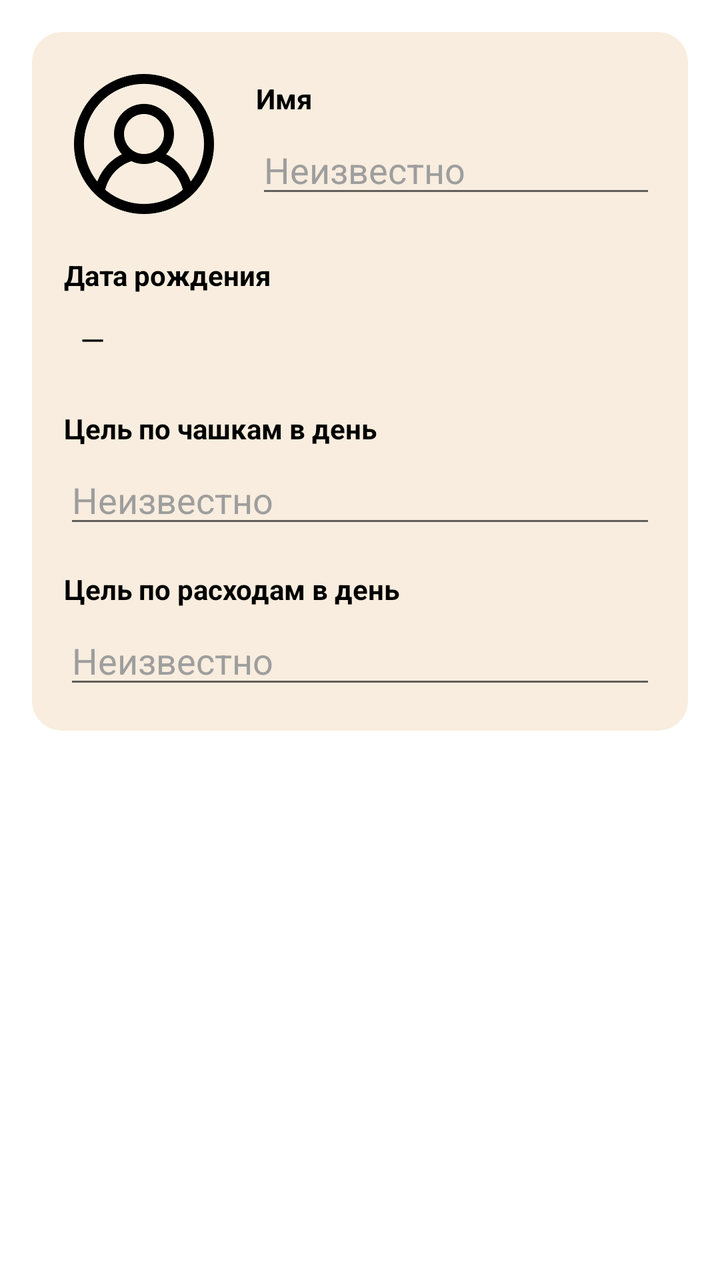
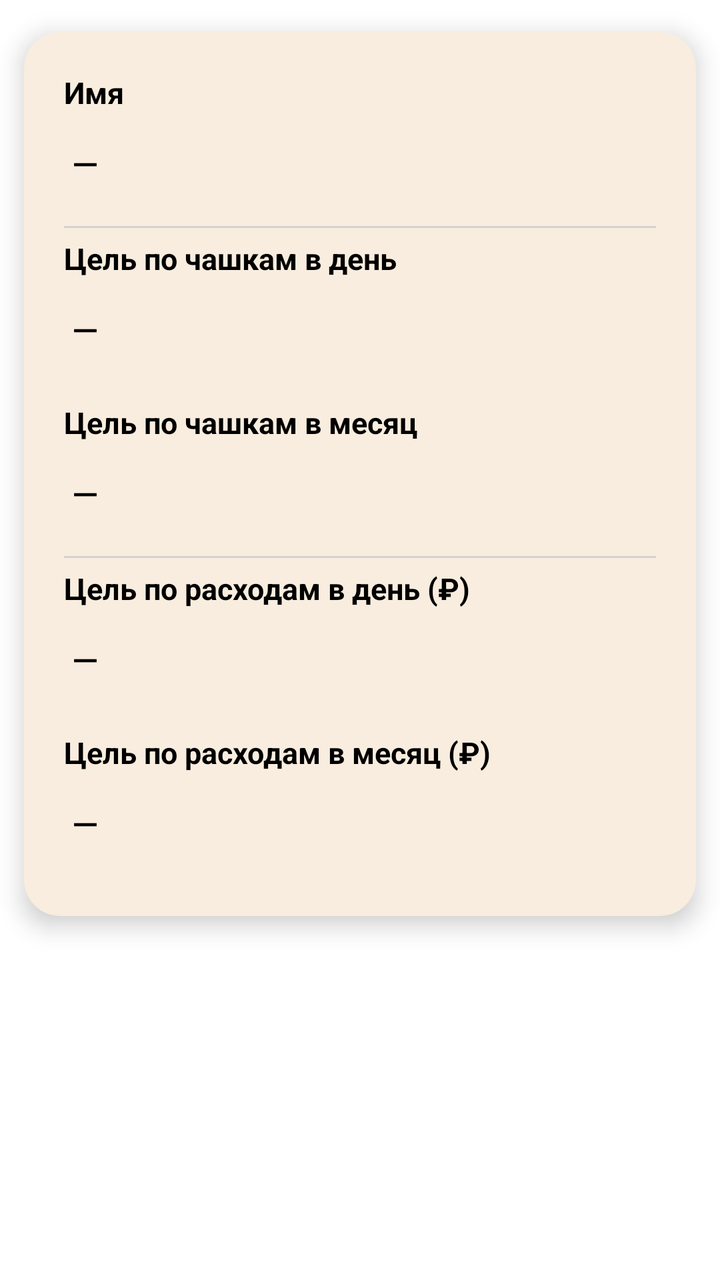

The first picture is an Android layout as it rendered before a commit; the second is the same layout after the commit. The layout source and the unified diff follow.
<!-- AndroidManifest.xml: application theme Theme.Coffies -->
<!-- res/layout/fragment_settings.xml -->
<?xml version="1.0" encoding="utf-8"?>
<ScrollView xmlns:android="http://schemas.android.com/apk/res/android"
    android:layout_width="match_parent"
    android:layout_height="match_parent"
    android:background="@color/white"
    android:padding="16dp">

    <LinearLayout
        android:orientation="vertical"
        android:background="@drawable/rounded_corners"
        android:layout_width="match_parent"
        android:layout_height="wrap_content"
        android:padding="16dp">

        
        <LinearLayout
            android:orientation="horizontal"
            android:layout_width="match_parent"
            android:layout_height="wrap_content"
            android:gravity="center_vertical">

            <ImageView
                android:id="@+id/avatar_image"
                android:layout_width="80dp"
                android:layout_height="80dp"
                android:importantForAccessibility="no"
                android:src="@drawable/ic_avatar_placeholder"
                android:background="@drawable/rounded_corners"
                android:scaleType="centerCrop"
                android:clickable="true"
                android:focusable="true"
                android:layout_marginEnd="16dp" />

            <LinearLayout
                android:orientation="vertical"
                android:layout_width="0dp"
                android:layout_height="wrap_content"
                android:layout_weight="1">

                <TextView
                    android:layout_width="wrap_content"
                    android:layout_height="wrap_content"
                    android:text="Имя"
                    android:textColor="@color/black"
                    android:textStyle="bold"
                    android:textSize="14sp"
                    android:layout_marginBottom="4dp"/>

                <EditText
                    android:id="@+id/name_edit"
                    android:layout_width="match_parent"
                    android:layout_height="wrap_content"
                    android:hint="@string/no_data"
                    android:inputType="textPersonName"
                    android:textColor="@color/black"
                    android:textColorHint="@color/gray" />
            </LinearLayout>
        </LinearLayout>

        
        <TextView
            android:layout_width="wrap_content"
            android:layout_height="wrap_content"
            android:text="Дата рождения"
            android:textColor="@color/black"
            android:textStyle="bold"
            android:textSize="14sp"
            android:layout_marginTop="16dp"
            android:layout_marginBottom="4dp"/>

        <TextView
            android:id="@+id/age_value"
            android:layout_width="wrap_content"
            android:layout_height="wrap_content"
            android:text="—"
            android:textColor="@color/black"
            android:textSize="16sp"
            android:background="?android:attr/selectableItemBackground"
            android:padding="8dp"
            android:clickable="true" />

        
        <TextView
            android:layout_width="wrap_content"
            android:layout_height="wrap_content"
            android:text="Цель по чашкам в день"
            android:textColor="@color/black"
            android:textStyle="bold"
            android:textSize="14sp"
            android:layout_marginTop="16dp"
            android:layout_marginBottom="4dp"/>

        <EditText
            android:id="@+id/cup_goal_edit"
            android:layout_width="match_parent"
            android:layout_height="wrap_content"
            android:hint="@string/no_data"
            android:inputType="number"
            android:textColor="@color/black"
            android:textColorHint="@color/gray" />

        
        <TextView
            android:layout_width="wrap_content"
            android:layout_height="wrap_content"
            android:text="Цель по расходам в день"
            android:textColor="@color/black"
            android:textStyle="bold"
            android:textSize="14sp"
            android:layout_marginTop="16dp"
            android:layout_marginBottom="4dp"/>

        <EditText
            android:id="@+id/spend_goal_edit"
            android:layout_width="match_parent"
            android:layout_height="wrap_content"
            android:hint="@string/no_data"
            android:inputType="numberDecimal"
            android:textColor="@color/black"
            android:textColorHint="@color/gray" />

        <Button
            android:id="@+id/save_button"
            android:layout_width="match_parent"
            android:layout_height="wrap_content"
            android:text="Сохранить"
            android:layout_marginTop="24dp"
            android:backgroundTint="@color/dark_beige"
            android:textColor="@color/brown"
            android:visibility="gone" />

    </LinearLayout>
</ScrollView>
<!-- resources referenced by this layout -->
<resources>
  <color name="black">#FF000000</color>
  <color name="brown">#3E2723</color>
  <color name="dark_beige">#DDB892</color>
  <color name="gray">#9E9E9E</color>
  <color name="white">#FFFFFFFF</color>
  <!-- drawable ic_avatar_placeholder: png bitmap (drawable, 17819 bytes) -->
  <!-- drawable rounded_corners (drawable) -->
  <?xml version="1.0" encoding="utf-8"?>
  <shape xmlns:android="http://schemas.android.com/apk/res/android"
      android:shape="rectangle">
      <corners android:radius="15dp" />
      <solid android:color="@color/light_beige" />
  </shape>
  <string name="no_data">Неизвестно</string>
  <style name="Theme.Coffies" parent="Theme.MaterialComponents.Light">
          <item name="colorPrimary">@color/white</item>
          <item name="colorPrimaryVariant">@color/light_beige</item>
          <item name="colorOnSurface">@color/brown</item>
          <item name="colorAccent">@color/dark_beige</item>
  
          <item name="android:windowBackground">@color/white</item>
          <item name="android:statusBarColor">@color/white</item>
          <item name="android:windowLightStatusBar">true</item>
          <item name="android:navigationBarColor">@color/brown</item>
          <item name="android:windowLightNavigationBar">true</item>
  
      </style>
  <color name="light_beige">#F8EDDE</color>
</resources>

<!-- the commit's change to res/layout/fragment_settings.xml (unified diff, before → after) -->
@@ -1,133 +1,277 @@
 <?xml version="1.0" encoding="utf-8"?>
-<ScrollView xmlns:android="http://schemas.android.com/apk/res/android"
+<androidx.core.widget.NestedScrollView xmlns:android="http://schemas.android.com/apk/res/android"
+    xmlns:app="http://schemas.android.com/apk/res-auto"
     android:layout_width="match_parent"
     android:layout_height="match_parent"
     android:background="@color/white"
-    android:padding="16dp">
+    android:paddingTop="16dp"
+    android:paddingBottom="16dp"
+    android:clipToPadding="false"
+    android:clipChildren="false">
 
     <LinearLayout
-        android:orientation="vertical"
-        android:background="@drawable/rounded_corners"
         android:layout_width="match_parent"
         android:layout_height="wrap_content"
-        android:padding="16dp">
-
-        
-        <LinearLayout
-            android:orientation="horizontal"
+        android:orientation="vertical"
+        android:gravity="center_horizontal">
+
+        <androidx.cardview.widget.CardView
             android:layout_width="match_parent"
             android:layout_height="wrap_content"
-            android:gravity="center_vertical">
-
-            <ImageView
-                android:id="@+id/avatar_image"
-                android:layout_width="80dp"
-                android:layout_height="80dp"
-                android:importantForAccessibility="no"
-                android:src="@drawable/ic_avatar_placeholder"
-                android:background="@drawable/rounded_corners"
-                android:scaleType="centerCrop"
-                android:clickable="true"
-                android:focusable="true"
-                android:layout_marginEnd="16dp" />
+            android:layout_marginHorizontal="12dp"
+            android:layout_marginBottom="16dp"
+            app:cardCornerRadius="18dp"
+            app:cardElevation="7dp"
+            app:cardBackgroundColor="@color/light_beige">
 
             <LinearLayout
+                android:id="@+id/content_container"
                 android:orientation="vertical"
-                android:layout_width="0dp"
+                android:layout_width="match_parent"
                 android:layout_height="wrap_content"
-                android:layout_weight="1">
-
-                <TextView
-                    android:layout_width="wrap_content"
-                    android:layout_height="wrap_content"
-                    android:text="Имя"
-                    android:textColor="@color/black"
-                    android:textStyle="bold"
-                    android:textSize="14sp"
-                    android:layout_marginBottom="4dp"/>
+                android:padding="20dp">
+
+                
+                <TextView
+                    android:layout_width="wrap_content"
+                    android:layout_height="wrap_content"
+                    android:text="@string/name_label"
+                    android:textColor="@color/black"
+                    android:textStyle="bold"
+                    android:textSize="15sp"
+                    android:layout_marginBottom="4dp"/>
+
+                <TextView
+                    android:id="@+id/name_text"
+                    android:layout_width="match_parent"
+                    android:layout_height="wrap_content"
+                    android:text="—"
+                    android:textColor="@color/black"
+                    android:textSize="17sp"
+                    android:background="@android:color/transparent"
+                    android:paddingTop="10dp"
+                    android:paddingBottom="10dp"
+                    android:paddingLeft="4dp"
+                    android:paddingRight="4dp"
+                    android:layout_marginBottom="4dp"
+                    android:visibility="visible"
+                    android:gravity="start"
+                    android:fontFamily="sans-serif-medium"
+                    android:drawableBottom="@drawable/field_underline" />
 
                 <EditText
                     android:id="@+id/name_edit"
                     android:layout_width="match_parent"
-                    android:layout_height="wrap_content"
-                    android:hint="@string/no_data"
-                    android:inputType="textPersonName"
-                    android:textColor="@color/black"
-                    android:textColorHint="@color/gray" />
+                    android:layout_height="35dp"
+                    android:hint="Введите имя"
+                    android:inputType="textPersonName|textCapSentences"
+                    android:textColor="@color/black"
+                    android:textColorHint="@color/gray"
+                    android:background="@drawable/rounded_corners_white_background"
+                    android:paddingStart="12dp"
+                    android:paddingEnd="12dp"
+                    android:layout_marginBottom="10dp"
+                    android:visibility="gone"
+                    android:maxLength="20" />
+
+                
+                <View
+                    android:layout_width="match_parent"
+                    android:layout_height="1dp"
+                    android:background="@color/light_gray"
+                    android:layout_marginTop="5dp"
+                    android:layout_marginBottom="5dp" />
+
+                
+                <TextView
+                    android:layout_width="wrap_content"
+                    android:layout_height="wrap_content"
+                    android:text="Цель по чашкам в день"
+                    android:textColor="@color/black"
+                    android:textStyle="bold"
+                    android:textSize="15sp"
+                    android:layout_marginBottom="4dp"/>
+                <TextView
+                    android:id="@+id/cup_goal_text"
+                    android:layout_width="match_parent"
+                    android:layout_height="wrap_content"
+                    android:text="—"
+                    android:textColor="@color/black"
+                    android:textSize="17sp"
+                    android:background="@android:color/transparent"
+                    android:paddingTop="10dp"
+                    android:paddingBottom="10dp"
+                    android:paddingLeft="4dp"
+                    android:paddingRight="4dp"
+                    android:layout_marginBottom="4dp"
+                    android:visibility="visible"
+                    android:gravity="start"
+                    android:fontFamily="sans-serif-medium"
+                    android:drawableBottom="@drawable/field_underline" />
+                <EditText
+                    android:id="@+id/cup_goal_edit"
+                    android:layout_width="match_parent"
+                    android:layout_height="35dp"
+                    android:hint="Введите количество"
+                    android:inputType="number"
+                    android:textColor="@color/black"
+                    android:textColorHint="@color/gray"
+                    android:background="@drawable/rounded_corners_white_background"
+                    android:paddingStart="12dp"
+                    android:paddingEnd="12dp"
+                    android:layout_marginBottom="10dp"
+                    android:visibility="gone"
+                    android:maxLength="2"/>
+
+                <TextView
+                    android:layout_width="wrap_content"
+                    android:layout_height="wrap_content"
+                    android:text="Цель по чашкам в месяц"
+                    android:textColor="@color/black"
+                    android:textStyle="bold"
+                    android:textSize="15sp"
+                    android:layout_marginTop="10dp"
+                    android:layout_marginBottom="4dp"/>
+                <TextView
+                    android:id="@+id/monthly_cup_goal_text"
+                    android:layout_width="match_parent"
+                    android:layout_height="wrap_content"
+                    android:text="—"
+                    android:textColor="@color/black"
+                    android:textSize="17sp"
+                    android:background="@android:color/transparent"
+                    android:paddingTop="10dp"
+                    android:paddingBottom="10dp"
+                    android:paddingLeft="4dp"
+                    android:paddingRight="4dp"
+                    android:layout_marginBottom="4dp"
+                    android:visibility="visible"
+                    android:gravity="start"
+                    android:fontFamily="sans-serif-medium"
+                    android:drawableBottom="@drawable/field_underline" />
+                <EditText
+                    android:id="@+id/monthly_cup_goal_edit"
+                    android:layout_width="match_parent"
+                    android:layout_height="35dp"
+                    android:hint="Введите количество"
+                    android:inputType="number"
+                    android:textColor="@color/black"
+                    android:textColorHint="@color/gray"
+                    android:background="@drawable/rounded_corners_white_background"
+                    android:paddingStart="12dp"
+                    android:paddingEnd="12dp"
+                    android:layout_marginBottom="10dp"
+                    android:visibility="gone"
+                    android:maxLength="3"/>
+
+                
+                <View
+                    android:layout_width="match_parent"
+                    android:layout_height="1dp"
+                    android:background="@color/light_gray"
+                    android:layout_marginTop="5dp"
+                    android:layout_marginBottom="5dp" />
+
+                
+                <TextView
+                    android:layout_width="wrap_content"
+                    android:layout_height="wrap_content"
+                    android:text="Цель по расходам в день (₽)"
+                    android:textColor="@color/black"
+                    android:textStyle="bold"
+                    android:textSize="15sp"
+                    android:layout_marginBottom="4dp"/>
+                <TextView
+                    android:id="@+id/spend_goal_text"
+                    android:layout_width="match_parent"
+                    android:layout_height="wrap_content"
+                    android:text="—"
+                    android:textColor="@color/black"
+                    android:textSize="17sp"
+                    android:background="@android:color/transparent"
+                    android:paddingTop="10dp"
+                    android:paddingBottom="10dp"
+                    android:paddingLeft="4dp"
+                    android:paddingRight="4dp"
+                    android:layout_marginBottom="4dp"
+                    android:visibility="visible"
+                    android:gravity="start"
+                    android:fontFamily="sans-serif-medium"
+                    android:drawableBottom="@drawable/field_underline" />
+                <EditText
+                    android:id="@+id/spend_goal_edit"
+                    android:layout_width="match_parent"
+                    android:layout_height="35dp"
+                    android:hint="Введите сумму"
+                    android:inputType="numberDecimal"
+                    android:textColor="@color/black"
+                    android:textColorHint="@color/gray"
+                    android:background="@drawable/rounded_corners_white_background"
+                    android:paddingStart="12dp"
+                    android:paddingEnd="12dp"
+                    android:layout_marginBottom="10dp"
+                    android:visibility="gone"
+                    android:maxLength="5"/>
+
+                <TextView
+                    android:layout_width="wrap_content"
+                    android:layout_height="wrap_content"
+                    android:text="Цель по расходам в месяц (₽)"
+                    android:textColor="@color/black"
+                    android:textStyle="bold"
+                    android:textSize="15sp"
+                    android:layout_marginTop="10dp"
+                    android:layout_marginBottom="4dp"/>
+                <TextView
+                    android:id="@+id/monthly_spend_goal_text"
+                    android:layout_width="match_parent"
+                    android:layout_height="wrap_content"
+                    android:text="—"
+                    android:textColor="@color/black"
+                    android:textSize="17sp"
+                    android:background="@android:color/transparent"
+                    android:paddingTop="10dp"
+                    android:paddingBottom="10dp"
+                    android:paddingLeft="4dp"
+                    android:paddingRight="4dp"
+                    android:layout_marginBottom="4dp"
+                    android:visibility="visible"
+                    android:gravity="start"
+                    android:fontFamily="sans-serif-medium"
+                    android:drawableBottom="@drawable/field_underline" />
+                <EditText
+                    android:id="@+id/monthly_spend_goal_edit"
+                    android:layout_width="match_parent"
+                    android:layout_height="35dp"
+                    android:hint="Введите сумму"
+                    android:inputType="numberDecimal"
+                    android:textColor="@color/black"
+                    android:textColorHint="@color/gray"
+                    android:background="@drawable/rounded_corners_white_background"
+                    android:paddingStart="12dp"
+                    android:paddingEnd="12dp"
+                    android:layout_marginBottom="10dp"
+                    android:visibility="gone"
+                    android:maxLength="10"/>
             </LinearLayout>
-        </LinearLayout>
-
-        
-        <TextView
-            android:layout_width="wrap_content"
-            android:layout_height="wrap_content"
-            android:text="Дата рождения"
-            android:textColor="@color/black"
-            android:textStyle="bold"
-            android:textSize="14sp"
-            android:layout_marginTop="16dp"
-            android:layout_marginBottom="4dp"/>
-
-        <TextView
-            android:id="@+id/age_value"
-            android:layout_width="wrap_content"
-            android:layout_height="wrap_content"
-            android:text="—"
-            android:textColor="@color/black"
-            android:textSize="16sp"
-            android:background="?android:attr/selectableItemBackground"
-            android:padding="8dp"
-            android:clickable="true" />
-
-        
-        <TextView
-            android:layout_width="wrap_content"
-            android:layout_height="wrap_content"
-            android:text="Цель по чашкам в день"
-            android:textColor="@color/black"
-            android:textStyle="bold"
-            android:textSize="14sp"
-            android:layout_marginTop="16dp"
-            android:layout_marginBottom="4dp"/>
-
-        <EditText
-            android:id="@+id/cup_goal_edit"
-            android:layout_width="match_parent"
-            android:layout_height="wrap_content"
-            android:hint="@string/no_data"
-            android:inputType="number"
-            android:textColor="@color/black"
-            android:textColorHint="@color/gray" />
-
-        
-        <TextView
-            android:layout_width="wrap_content"
-            android:layout_height="wrap_content"
-            android:text="Цель по расходам в день"
-            android:textColor="@color/black"
-            android:textStyle="bold"
-            android:textSize="14sp"
-            android:layout_marginTop="16dp"
-            android:layout_marginBottom="4dp"/>
-
-        <EditText
-            android:id="@+id/spend_goal_edit"
-            android:layout_width="match_parent"
-            android:layout_height="wrap_content"
-            android:hint="@string/no_data"
-            android:inputType="numberDecimal"
-            android:textColor="@color/black"
-            android:textColorHint="@color/gray" />
+        </androidx.cardview.widget.CardView>
 
         <Button
             android:id="@+id/save_button"
             android:layout_width="match_parent"
             android:layout_height="wrap_content"
             android:text="Сохранить"
-            android:layout_marginTop="24dp"
+            android:textStyle="bold"
+            android:textSize="17sp"
             android:backgroundTint="@color/dark_beige"
             android:textColor="@color/brown"
-            android:visibility="gone" />
-
+            android:visibility="gone"
+            android:elevation="2dp"
+            android:layout_marginTop="0dp"
+            android:layout_marginHorizontal="12dp"
+            android:layout_marginBottom="2dp"
+            android:textAllCaps="false"
+            android:fontFamily="sans-serif-medium"
+            style="@style/Widget.MaterialComponents.Button.OutlinedButton"/>
     </LinearLayout>
-</ScrollView>
+</androidx.core.widget.NestedScrollView>
<!-- resource entries referenced after the edit -->
@@ -5,15 +5,19 @@
   <color name="dark_beige">#DDB892</color>
   <color name="gray">#9E9E9E</color>
   <color name="white">#FFFFFFFF</color>
-  <!-- drawable ic_avatar_placeholder: png bitmap (drawable, 17819 bytes) -->
-  <!-- drawable rounded_corners (drawable) -->
+  <!-- drawable field_underline (drawable) -->
+  <shape xmlns:android="http://schemas.android.com/apk/res/android">
+      <size android:height="1dp"/>
+      <solid android:color="@color/light_gray"/>
+  </shape>
+  <!-- drawable rounded_corners_white_background (drawable) -->
   <?xml version="1.0" encoding="utf-8"?>
   <shape xmlns:android="http://schemas.android.com/apk/res/android"
       android:shape="rectangle">
       <corners android:radius="15dp" />
-      <solid android:color="@color/light_beige" />
+      <solid android:color="@color/white" />
   </shape>
-  <string name="no_data">Неизвестно</string>
+  <string name="name_label">Имя</string>
   <style name="Theme.Coffies" parent="Theme.MaterialComponents.Light">
           <item name="colorPrimary">@color/white</item>
           <item name="colorPrimaryVariant">@color/light_beige</item>
@@ -28,5 +32,6 @@
   
       </style>
   <color name="light_beige">#F8EDDE</color>
+  <color name="light_gray">#D3D3D3</color>
 </resources>
 
